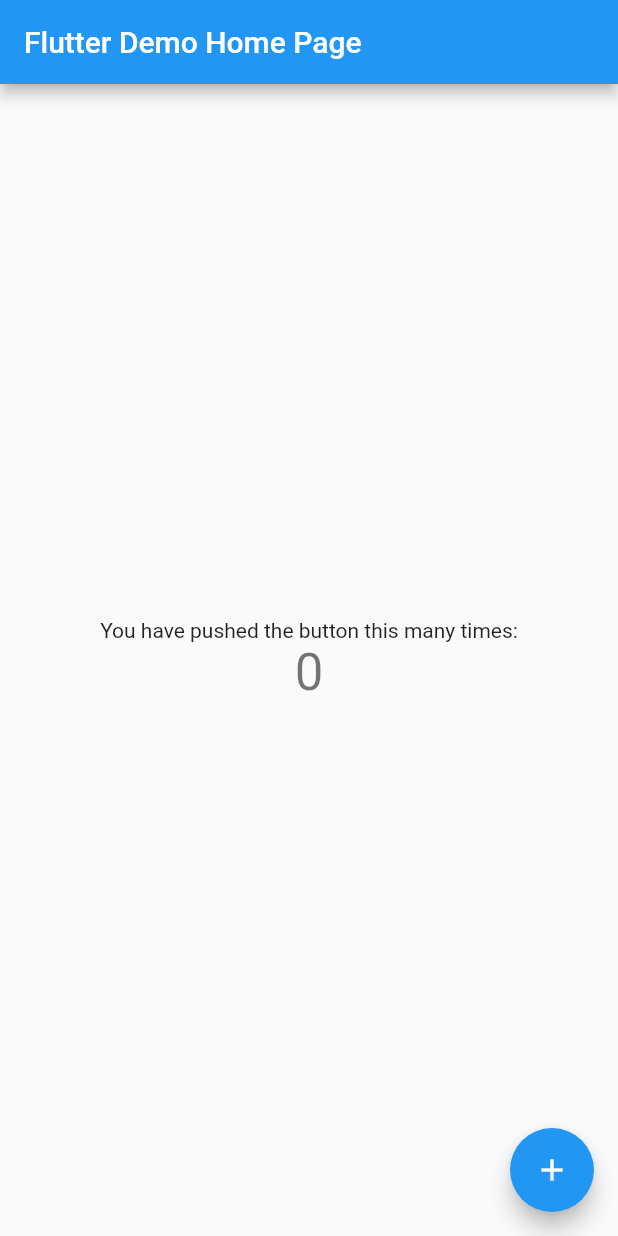
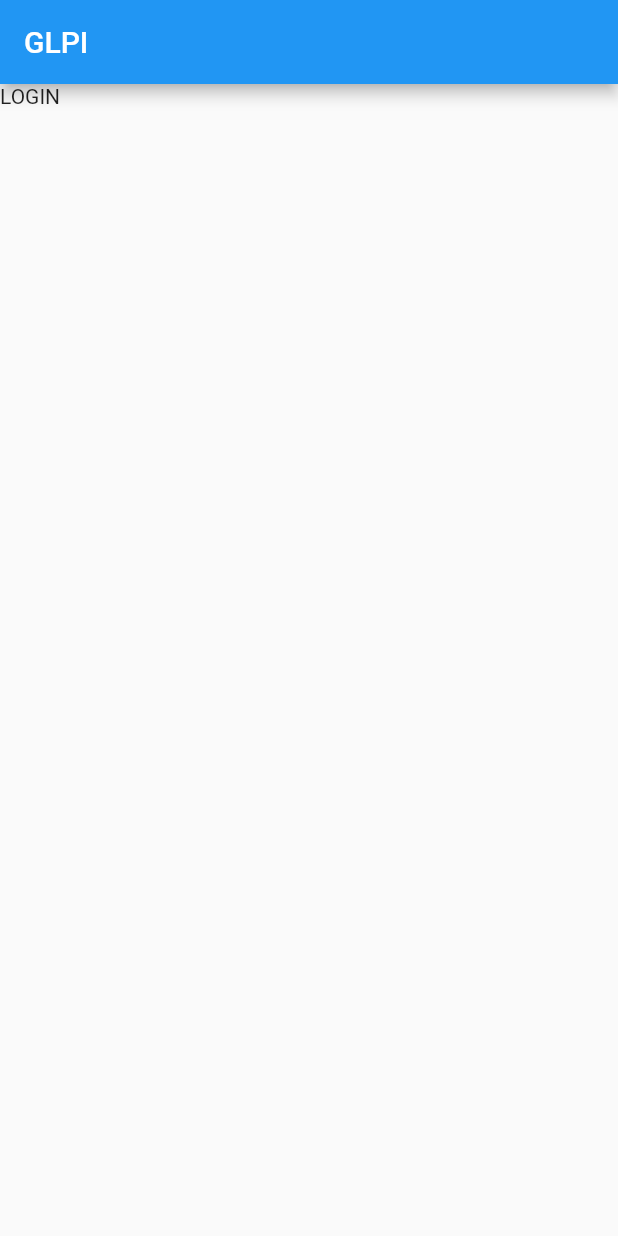
Before and after one commit to juliorodrigues1/glpi, a Flutter app: the screen it shows after launch, on a phone screen of 412 x 824 dp. Run offline on Flutter 3.47's test engine with Material 2 defaults, Android fonts, the phone set to English and light mode, and no system bars.

Commit message:
criando tela de login

```diff
--- a/lib/main.dart
+++ b/lib/main.dart
@@ -1,117 +1,17 @@
 import 'package:flutter/material.dart';
+import 'package:glpi/screens/login.dart';
 
-void main() {
-  runApp(MyApp());
-}
+void main() => runApp(Home());
 
-class MyApp extends StatelessWidget {
-  // This widget is the root of your application.
+class Home extends StatelessWidget {
   @override
   Widget build(BuildContext context) {
     return MaterialApp(
-      title: 'Flutter Demo',
-      theme: ThemeData(
-        // This is the theme of your application.
-        //
-        // Try running your application with "flutter run". You'll see the
-        // application has a blue toolbar. Then, without quitting the app, try
-        // changing the primarySwatch below to Colors.green and then invoke
-        // "hot reload" (press "r" in the console where you ran "flutter run",
-        // or simply save your changes to "hot reload" in a Flutter IDE).
-        // Notice that the counter didn't reset back to zero; the application
-        // is not restarted.
-        primarySwatch: Colors.blue,
-        // This makes the visual density adapt to the platform that you run
-        // the app on. For desktop platforms, the controls will be smaller and
-        // closer together (more dense) than on mobile platforms.
-        visualDensity: VisualDensity.adaptivePlatformDensity,
-      ),
-      home: MyHomePage(title: 'Flutter Demo Home Page'),
-    );
+      title: 'Glpi',
+	    theme: ThemeData(
+		    primaryColor: Colors.blue
+	    ),
+	    home: Login(),
+  	);
   }
 }
-
-class MyHomePage extends StatefulWidget {
-  MyHomePage({Key key, this.title}) : super(key: key);
-
-  // This widget is the home page of your application. It is stateful, meaning
-  // that it has a State object (defined below) that contains fields that affect
-  // how it looks.
-
-  // This class is the configuration for the state. It holds the values (in this
-  // case the title) provided by the parent (in this case the App widget) and
-  // used by the build method of the State. Fields in a Widget subclass are
-  // always marked "final".
-
-  final String title;
-
-  @override
-  _MyHomePageState createState() => _MyHomePageState();
-}
-
-class _MyHomePageState extends State<MyHomePage> {
-  int _counter = 0;
-
-  void _incrementCounter() {
-    setState(() {
-      // This call to setState tells the Flutter framework that something has
-      // changed in this State, which causes it to rerun the build method below
-      // so that the display can reflect the updated values. If we changed
-      // _counter without calling setState(), then the build method would not be
-      // called again, and so nothing would appear to happen.
-      _counter++;
-    });
-  }
-
-  @override
-  Widget build(BuildContext context) {
-    // This method is rerun every time setState is called, for instance as done
-    // by the _incrementCounter method above.
-    //
-    // The Flutter framework has been optimized to make rerunning build methods
-    // fast, so that you can just rebuild anything that needs updating rather
-    // than having to individually change instances of widgets.
-    return Scaffold(
-      appBar: AppBar(
-        // Here we take the value from the MyHomePage object that was created by
-        // the App.build method, and use it to set our appbar title.
-        title: Text(widget.title),
-      ),
-      body: Center(
-        // Center is a layout widget. It takes a single child and positions it
-        // in the middle of the parent.
-        child: Column(
-          // Column is also a layout widget. It takes a list of children and
-          // arranges them vertically. By default, it sizes itself to fit its
-          // children horizontally, and tries to be as tall as its parent.
-          //
-          // Invoke "debug painting" (press "p" in the console, choose the
-          // "Toggle Debug Paint" action from the Flutter Inspector in Android
-          // Studio, or the "Toggle Debug Paint" command in Visual Studio Code)
-          // to see the wireframe for each widget.
-          //
-          // Column has various properties to control how it sizes itself and
-          // how it positions its children. Here we use mainAxisAlignment to
-          // center the children vertically; the main axis here is the vertical
-          // axis because Columns are vertical (the cross axis would be
-          // horizontal).
-          mainAxisAlignment: MainAxisAlignment.center,
-          children: <Widget>[
-            Text(
-              'You have pushed the button this many times:',
-            ),
-            Text(
-              '$_counter',
-              style: Theme.of(context).textTheme.headline4,
-            ),
-          ],
-        ),
-      ),
-      floatingActionButton: FloatingActionButton(
-        onPressed: _incrementCounter,
-        tooltip: 'Increment',
-        child: Icon(Icons.add),
-      ), // This trailing comma makes auto-formatting nicer for build methods.
-    );
-  }
-}
--- /dev/null
+++ b/lib/screens/login.dart
@@ -0,0 +1,15 @@
+import 'package:flutter/material.dart';
+
+class Login extends StatelessWidget {
+  @override
+  Widget build(BuildContext context) {
+    return Scaffold(
+      appBar: AppBar(
+        title: Text('GLPI'),
+      ),
+      body: Container(
+        child: Text('LOGIN',),
+      ),
+    );
+  }
+}
```
Also changed, not shown: 2 other files.
